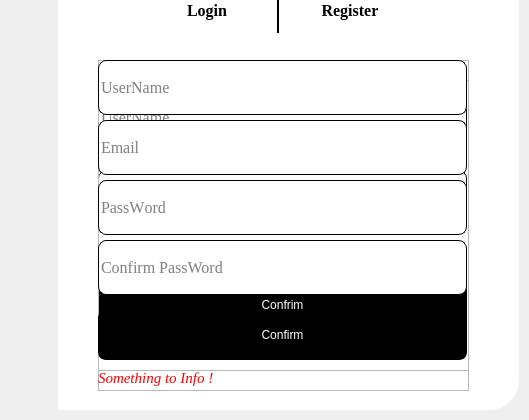
First picture: the form in client/win/ui/login.ui, repository wa-kakalala/LexiLab, before the edit; both pictures show x 292 to 821 and y 90 to 510 of the 821 by 510 pixel window.
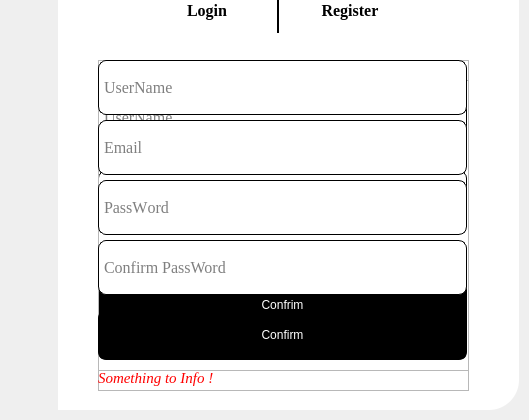
Second picture: the form after the edit. Icons and pictures are not drawn.

What changed in the file:
```diff
--- a/client/win/ui/login.ui
+++ b/client/win/ui/login.ui
@@ -216,7 +216,8 @@
      </property>
      <property name="styleSheet">
       <string notr="true">border:1px solid rgb(0,0,0);
-border-radius:8px;</string>
+border-radius:8px;
+padding-left:3px;</string>
      </property>
      <property name="placeholderText">
       <string>UserName</string>
@@ -261,7 +262,8 @@
      </property>
      <property name="styleSheet">
       <string notr="true">border:1px solid rgb(0,0,0);
-border-radius:8px;</string>
+border-radius:8px;
+padding-left:3px;</string>
      </property>
      <property name="echoMode">
       <enum>QLineEdit::Password</enum>
@@ -453,7 +455,8 @@
      </property>
      <property name="styleSheet">
       <string notr="true">border:1px solid rgb(0,0,0);
-border-radius:8px;</string>
+border-radius:8px;
+padding-left:3px;</string>
      </property>
      <property name="placeholderText">
       <string>Confirm PassWord</string>
@@ -498,7 +501,8 @@
      </property>
      <property name="styleSheet">
       <string notr="true">border:1px solid rgb(0,0,0);
-border-radius:8px;</string>
+border-radius:8px;
+padding-left:3px;</string>
      </property>
      <property name="placeholderText">
       <string>PassWord</string>
@@ -543,6 +547,7 @@
      </property>
      <property name="styleSheet">
       <string notr="true">border:1px solid rgb(0,0,0);
+padding-left:3px;
 border-radius:8px;</string>
      </property>
      <property name="placeholderText">
@@ -588,7 +593,8 @@
      </property>
      <property name="styleSheet">
       <string notr="true">border:1px solid rgb(0,0,0);
-border-radius:8px;</string>
+border-radius:8px;
+padding-left:3px;</string>
      </property>
      <property name="placeholderText">
       <string>Email</string>
```
